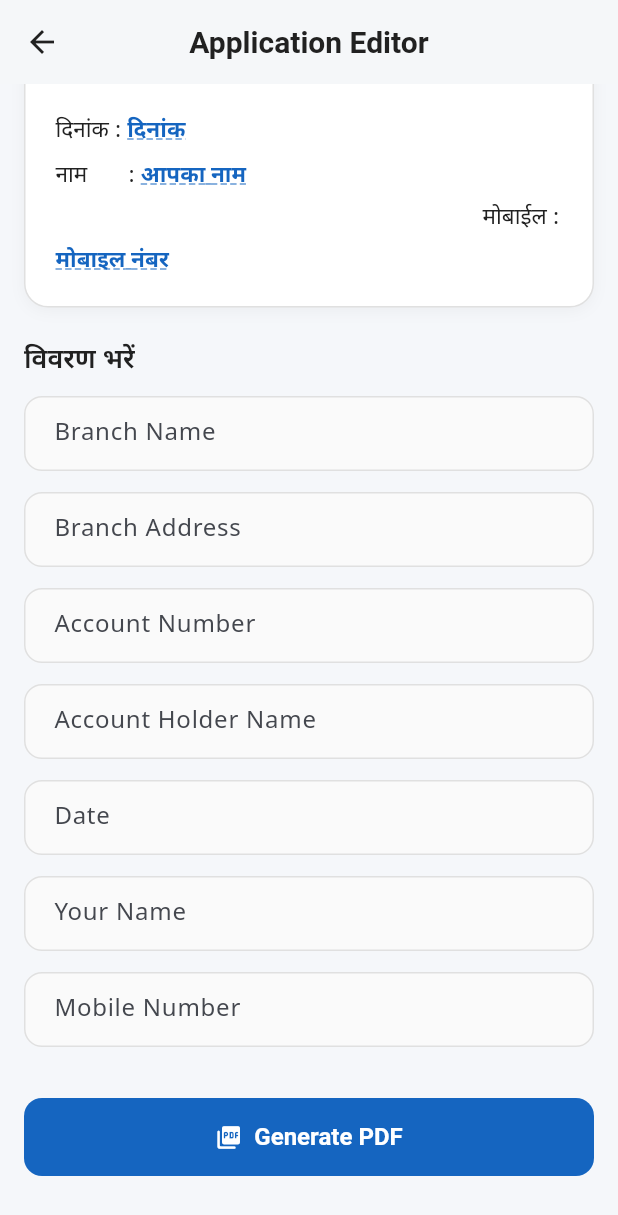
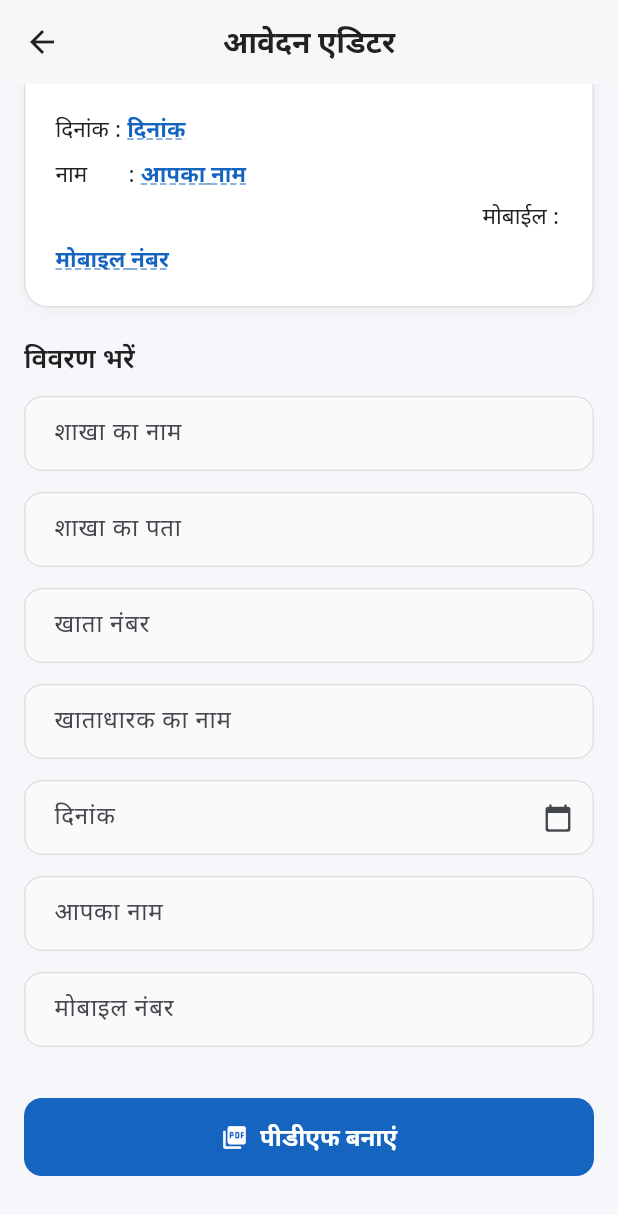
Before and after one commit to Samoon-Digital/pdftyping, a Flutter app: the ApplicationEditorScreen screen opened directly, scrolled down 626 dp, on a phone screen of 412 x 824 dp. Shown: the top 1215 px of the screen. Run offline on Flutter 3.47's test engine with Material 3 defaults, Android fonts, the phone set to English and light mode, and no system bars; our stand-ins replace pdf, printing.

Commit message:
feat: hardcode Hindi labels, custom placeholders, date picker, name auto-fill from account holder

```diff
--- a/lib/screens/application_editor_screen.dart
+++ b/lib/screens/application_editor_screen.dart
@@ -4,7 +4,6 @@ import 'package:flutter/rendering.dart';
 import 'package:pdf/pdf.dart';
 import 'package:pdf/widgets.dart' as pw;
 import 'package:printing/printing.dart';
-import '../l10n/app_localizations.dart';
 
 class ApplicationEditorScreen extends StatefulWidget {
   const ApplicationEditorScreen({super.key});
@@ -27,6 +26,42 @@ class _ApplicationEditorScreenState extends State<ApplicationEditorScreen> {
 
   // Key for capturing the preview widget as image for PDF
   final _previewKey = GlobalKey();
+
+  // Track if user has manually edited the name field
+  bool _nameManuallyEdited = false;
+
+  @override
+  void initState() {
+    super.initState();
+    // Auto-fill name from account holder, unless user has manually edited name
+    _accountHolderCtrl.addListener(() {
+      if (!_nameManuallyEdited) {
+        final val = _accountHolderCtrl.text;
+        if (_nameCtrl.text != val) {
+          _nameCtrl.text = val;
+          setState(() {});
+        }
+      }
+    });
+  }
+
+  // ── Date picker ──
+  Future<void> _pickDate() async {
+    final now = DateTime.now();
+    final picked = await showDatePicker(
+      context: context,
+      initialDate: now,
+      firstDate: DateTime(2000),
+      lastDate: DateTime(2100),
+      locale: const Locale('hi', 'IN'),
+    );
+    if (picked != null && mounted) {
+      final formatted =
+          '${picked.day.toString().padLeft(2, '0')}/${picked.month.toString().padLeft(2, '0')}/${picked.year}';
+      _dateCtrl.text = formatted;
+      setState(() {});
+    }
+  }
 
   // ── Build the application text with filled-in values ──
   List<_TextSegment> _buildApplicationSegments() {
@@ -131,10 +166,8 @@ class _ApplicationEditorScreenState extends State<ApplicationEditorScreen> {
 
   @override
   Widget build(BuildContext context) {
-    final loc = AppLocalizations.of(context)!;
-
     return Scaffold(
-      appBar: AppBar(title: Text(loc.editorTitle)),
+      appBar: AppBar(title: const Text('आवेदन एडिटर')),
       body: SingleChildScrollView(
         padding: const EdgeInsets.all(16),
         child: Form(
@@ -177,45 +210,52 @@ class _ApplicationEditorScreenState extends State<ApplicationEditorScreen> {
 
               _InputField(
                 controller: _branchNameCtrl,
-                label: loc.branchName,
-                hint: 'जैसे: स्टेट बैंक ऑफ इंडिया',
+                label: 'शाखा का नाम',
+                hint: 'जैसे : स्टेट बैंक ऑफ इंडिया',
                 onChanged: (_) => setState(() {}),
               ),
               _InputField(
                 controller: _branchAddressCtrl,
-                label: loc.branchAddress,
-                hint: 'जैसे: मुख्य शाखा, जिला मुख्यालय',
+                label: 'शाखा का पता',
+                hint: 'जैसे : नगला , लखीमपुर खीरी',
                 onChanged: (_) => setState(() {}),
               ),
               _InputField(
                 controller: _accountNumberCtrl,
-                label: loc.accountNumber,
-                hint: 'जैसे: 1234567890',
+                label: 'खाता नंबर',
+                hint: 'जैसे : 1234567890',
                 keyboardType: TextInputType.number,
                 onChanged: (_) => setState(() {}),
               ),
               _InputField(
                 controller: _accountHolderCtrl,
-                label: loc.accountHolderName,
-                hint: 'जैसे: राम प्रसाद',
+                label: 'खाताधारक का नाम',
+                hint: 'जैसे : सामून अली पुत्र अब्दुल वहाब',
                 onChanged: (_) => setState(() {}),
               ),
+              // Date field — opens calendar picker on tap
               _InputField(
                 controller: _dateCtrl,
-                label: loc.date,
-                hint: 'जैसे: 12/03/2026',
-                onChanged: (_) => setState(() {}),
+                label: 'दिनांक',
+                hint: 'जैसे : 12/03/2026',
+                readOnly: true,
+                onTap: _pickDate,
+                suffixIcon: const Icon(Icons.calendar_today_rounded, size: 20),
               ),
+              // Name auto-filled from account holder, remains editable
               _InputField(
                 controller: _nameCtrl,
-                label: loc.applicantName,
-                hint: 'जैसे: राम प्रसाद',
-                onChanged: (_) => setState(() {}),
+                label: 'आपका नाम',
+                hint: 'जैसे : राम प्रसाद',
+                onChanged: (_) {
+                  _nameManuallyEdited = true;
+                  setState(() {});
+                },
               ),
               _InputField(
                 controller: _mobileCtrl,
-                label: loc.mobileNumber,
-                hint: 'जैसे: 9876543210',
+                label: 'मोबाइल नंबर',
+                hint: 'जैसे : 9876543210',
                 keyboardType: TextInputType.phone,
                 onChanged: (_) => setState(() {}),
               ),
@@ -228,7 +268,7 @@ class _ApplicationEditorScreenState extends State<ApplicationEditorScreen> {
                 child: ElevatedButton.icon(
                   onPressed: _generatePdf,
                   icon: const Icon(Icons.picture_as_pdf_rounded),
-                  label: Text(loc.generatePdf),
+                  label: const Text('पीडीएफ बनाएं'),
                 ),
               ),
 
@@ -286,6 +326,9 @@ class _InputField extends StatelessWidget {
   final String hint;
   final TextInputType keyboardType;
   final ValueChanged<String>? onChanged;
+  final bool readOnly;
+  final VoidCallback? onTap;
+  final Widget? suffixIcon;
 
   const _InputField({
     required this.controller,
@@ -293,6 +336,9 @@ class _InputField extends StatelessWidget {
     required this.hint,
     this.keyboardType = TextInputType.text,
     this.onChanged,
+    this.readOnly = false,
+    this.onTap,
+    this.suffixIcon,
   });
 
   @override
@@ -303,6 +349,8 @@ class _InputField extends StatelessWidget {
         controller: controller,
         keyboardType: keyboardType,
         onChanged: onChanged,
+        readOnly: readOnly,
+        onTap: onTap,
         style: const TextStyle(fontFamily: 'NotoSansDevanagari', fontSize: 15),
         decoration: InputDecoration(
           labelText: label,
@@ -312,10 +360,11 @@ class _InputField extends StatelessWidget {
             fontFamily: 'NotoSansDevanagari',
             color: Colors.grey.shade400,
           ),
+          suffixIcon: suffixIcon,
         ),
         validator: (v) {
           if (v == null || v.trim().isEmpty) {
-            return AppLocalizations.of(context)!.fillAllFields;
+            return 'कृपया सभी फ़ील्ड भरें';
           }
           return null;
         },
```
